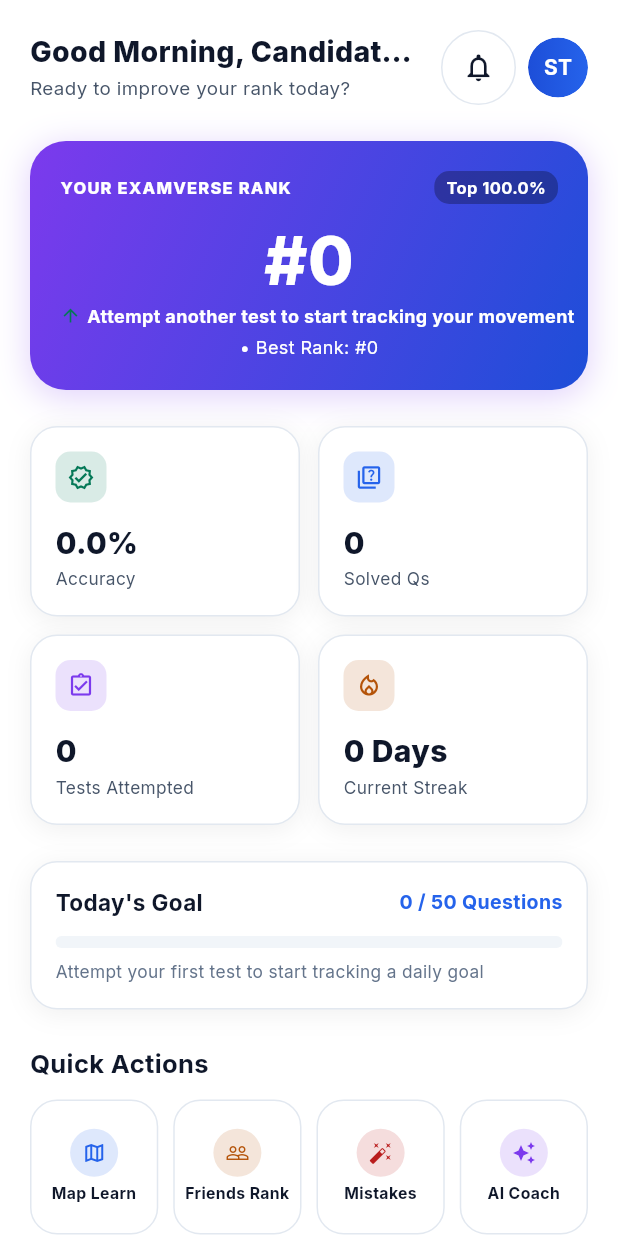
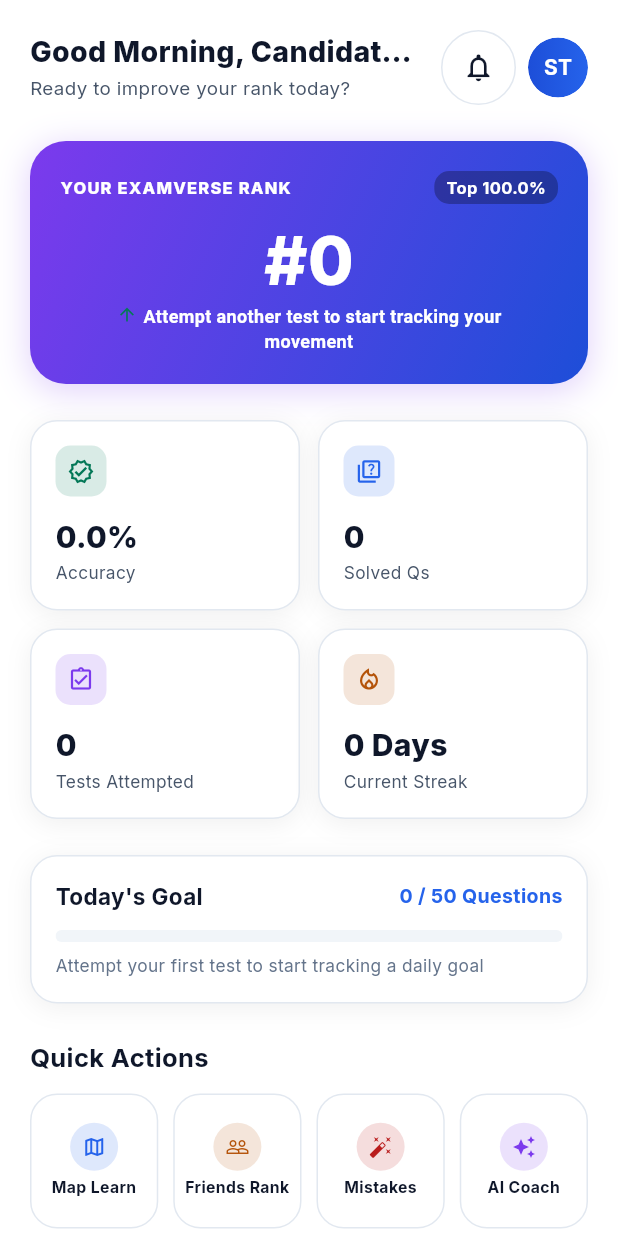
Before and after one commit to akhtarhussain786/EMAMVERS, a Flutter app: the HomeView screen opened directly with empty values, on a phone screen of 412 x 824 dp. Run offline on Flutter 3.47's test engine with Material 3 defaults, Android fonts, the phone set to English and light mode, and no system bars; our stand-ins replace file_picker, flutter_animate, google_fonts, lottie, shared_preferences, shimmer; accounts and stored records are empty; network calls fail.

Commit message:
fix(ui): eliminate right overflow in rank card and ai gauge, fix text contrast, add migration v12 runner

```diff
--- a/student_app/lib/widgets/design_system_widgets.dart
+++ b/student_app/lib/widgets/design_system_widgets.dart
@@ -353,22 +353,33 @@
           const SizedBox(height: AppConstants.space16),
           Text('#$rank', style: const TextStyle(color: AppConstants.onAccent, fontSize: 44, fontWeight: FontWeight.w800, height: 1.0)),
           const SizedBox(height: 6),
-          Wrap(
-            alignment: WrapAlignment.center,
-            crossAxisAlignment: WrapCrossAlignment.center,
-            spacing: 8,
-            runSpacing: 4,
-            children: [
-              Row(
-                mainAxisSize: MainAxisSize.min,
+          Padding(
+            padding: const EdgeInsets.symmetric(horizontal: 12),
+            child: Text.rich(
+              TextSpan(
                 children: [
-                  const Icon(Icons.arrow_upward, color: AppConstants.accentEmerald, size: 14),
-                  const SizedBox(width: 4),
-                  Text(rankImprovementText, style: const TextStyle(color: AppConstants.onAccent, fontSize: 12, fontWeight: FontWeight.bold)),
+                  const WidgetSpan(
+                    alignment: PlaceholderAlignment.middle,
+                    child: Padding(
+                      padding: EdgeInsets.only(right: 4),
+                      child: Icon(Icons.arrow_upward, color: AppConstants.accentEmerald, size: 14),
+                    ),
+                  ),
+                  TextSpan(
+                    text: rankImprovementText,
+                    style: const TextStyle(color: AppConstants.onAccent, fontSize: 12, fontWeight: FontWeight.bold),
+                  ),
+                  if (bestRank > 0) ...[
+                    const TextSpan(text: '  •  '),
+                    TextSpan(
+                      text: 'Best Rank: #$bestRank',
+                      style: const TextStyle(color: AppConstants.onAccent, fontSize: 12, fontWeight: FontWeight.normal),
+                    ),
+                  ],
                 ],
               ),
-              Text('• Best Rank: #$bestRank', style: const TextStyle(color: AppConstants.onAccent, fontSize: 12)),
-            ],
+              textAlign: TextAlign.center,
+            ),
           ),
         ],
       ),
@@ -418,7 +429,6 @@
   final String description;
   final String? buttonLabel;
   final VoidCallback? onButtonPressed;
-  final Widget? customIllustration;
 
   const EmptyStateWidget({
     super.key,
@@ -427,7 +437,6 @@
     required this.description,
     this.buttonLabel,
     this.onButtonPressed,
-    this.customIllustration,
   });
 
   @override
@@ -438,14 +447,11 @@
         child: Column(
           mainAxisAlignment: MainAxisAlignment.center,
           children: [
-            if (customIllustration != null)
-              customIllustration!
-            else
-              Container(
-                padding: const EdgeInsets.all(20),
-                decoration: BoxDecoration(color: AppConstants.cardDark, shape: BoxShape.circle, border: Border.all(color: AppConstants.cardBorder)),
-                child: Icon(icon, size: 40, color: AppConstants.textMuted),
-              ),
+            Container(
+              padding: const EdgeInsets.all(20),
+              decoration: BoxDecoration(color: AppConstants.cardDark, shape: BoxShape.circle, border: Border.all(color: AppConstants.cardBorder)),
+              child: Icon(icon, size: 40, color: AppConstants.textMuted),
+            ),
             const SizedBox(height: AppConstants.space16),
             Text(title, style: const TextStyle(color: AppConstants.textPrimary, fontSize: 17, fontWeight: FontWeight.bold)),
             const SizedBox(height: 6),
--- a/student_app/lib/widgets/premium_cards.dart
+++ b/student_app/lib/widgets/premium_cards.dart
@@ -418,7 +418,7 @@
           Text(
             title,
             style: const TextStyle(
-              color: AppConstants.onAccent,
+              color: AppConstants.textPrimary,
               fontSize: 18,
               fontWeight: FontWeight.w800,
             ),
```
Also changed, not shown: student_app/lib/views/ai_coach/ai_coach_view.dart (+8 -4 lines), 1 other file.
